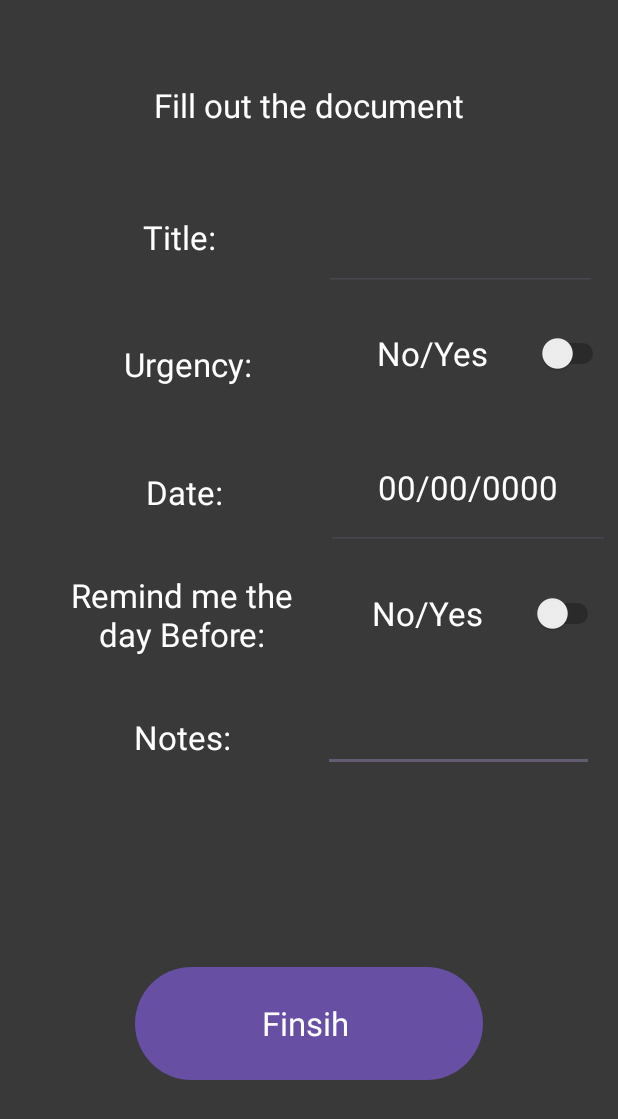
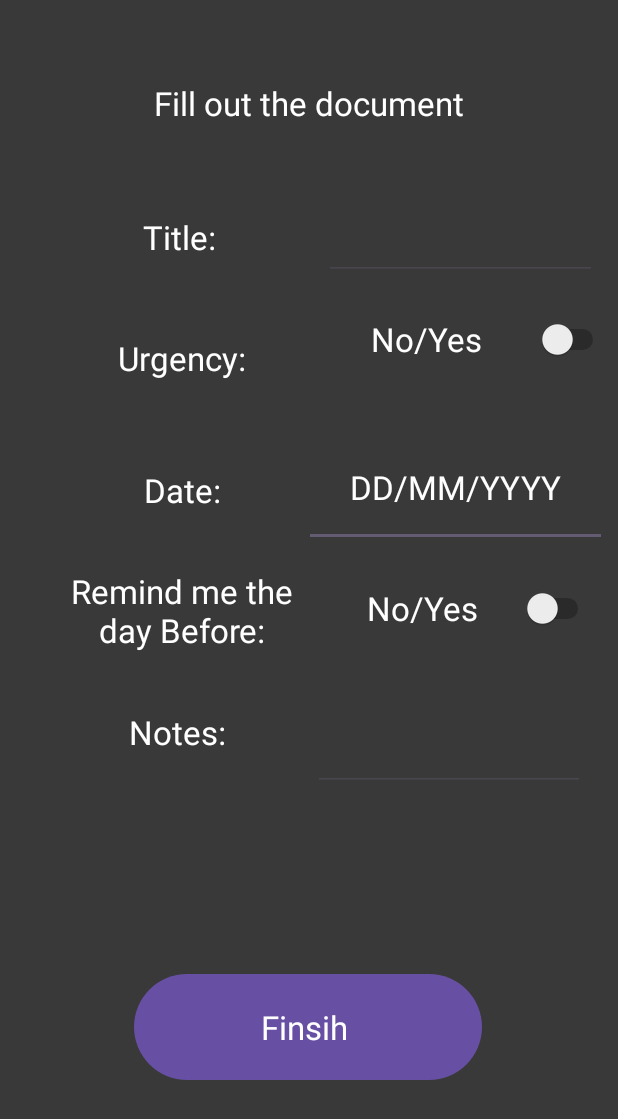
Before and after one commit to mohammadabk2/KeepTasks, an Android app: the layout activity_createtask.xml on its own in the app's theme, with its tools: preview values and no code run, on a phone screen of 412 x 824 dp. Shown: the top 1119 px of the screen. Run offline under Robolectric (Android 15) with nearby library versions, the light colour scheme and no system bars.

Commit message:
view tasks

```diff
--- /dev/null
+++ b/app/src/main/java/com/example/keeptasks/FileReader.java
@@ -0,0 +1,4 @@
+package com.example.keeptasks;
+
+public class FileReader {
+}
--- a/app/src/main/java/com/example/keeptasks/MainActivity.java
+++ b/app/src/main/java/com/example/keeptasks/MainActivity.java
@@ -17,7 +17,7 @@ public class MainActivity extends AppCompatActivity {
         Intent intentTask = new Intent(getApplicationContext(), CreateTask.class);
         Intent intentSettings = new Intent(getApplicationContext(), Settings.class);
 
-         // screen Objects
+        // screen Objects
         Button btnadd = (Button) findViewById(R.id.btnadd);
         Button btnurgent = (Button) findViewById(R.id.btngourgent);
         Button btnnormal = (Button) findViewById(R.id.btngonormal);
--- a/app/src/main/res/layout/activity_createtask.xml
+++ b/app/src/main/res/layout/activity_createtask.xml
@@ -8,52 +8,20 @@
     tools:context=".MainActivity">
 
 
-    <EditText
-        android:id="@+id/notefiled"
-        android:layout_width="0dp"
-        android:layout_height="0dp"
-        android:layout_marginEnd="16dp"
-        android:layout_marginBottom="126dp"
-        android:ems="10"
-        android:gravity="center"
-        android:text=""
-        android:textAppearance="@style/TextAppearance.AppCompat.Large"
-        android:textColor="#FFFFFF"
-        app:layout_constraintBottom_toTopOf="@+id/btndone"
-        app:layout_constraintEnd_toEndOf="parent"
-        app:layout_constraintStart_toEndOf="@+id/textView6"
-        app:layout_constraintTop_toBottomOf="@+id/datefiled" />
-
-    <TextView
-        android:id="@+id/textView6"
-        android:layout_width="0dp"
-        android:layout_height="0dp"
-        android:layout_marginStart="31dp"
-        android:layout_marginEnd="3dp"
-        android:layout_marginBottom="292dp"
-        android:gravity="center"
-        android:text="Notes:"
-        android:textAppearance="@style/TextAppearance.AppCompat.Large"
-        android:textColor="#FFFFFF"
-        app:layout_constraintBottom_toBottomOf="parent"
-        app:layout_constraintEnd_toStartOf="@+id/notefiled"
-        app:layout_constraintStart_toStartOf="parent"
-        app:layout_constraintTop_toBottomOf="@+id/textView3" />
-
     <TextView
         android:id="@+id/textView5"
         android:layout_width="0dp"
-        android:layout_height="0dp"
-        android:layout_marginStart="31dp"
-        android:layout_marginBottom="3dp"
+        android:layout_height="66dp"
+        android:layout_marginTop="142dp"
+        android:layout_marginBottom="142dp"
         android:gravity="center"
         android:text="Urgency:"
         android:textAppearance="@style/TextAppearance.AppCompat.Large"
         android:textColor="#FFFFFF"
-        app:layout_constraintBottom_toTopOf="@+id/textView4"
+        app:layout_constraintBottom_toTopOf="@+id/textView6"
         app:layout_constraintEnd_toStartOf="@+id/switchurgent"
-        app:layout_constraintStart_toStartOf="parent"
-        app:layout_constraintTop_toBottomOf="@+id/txt" />
+        app:layout_constraintStart_toStartOf="@+id/textView4"
+        app:layout_constraintTop_toTopOf="@+id/txttitle" />
 
     <Switch
         android:id="@+id/switchurgent"
@@ -61,43 +29,104 @@
         android:layout_height="0dp"
 
         android:layout_marginEnd="6dp"
-        android:layout_marginBottom="6dp"
+        android:layout_marginBottom="20dp"
         android:gravity="center"
         android:text="No/Yes"
         android:textAppearance="@style/TextAppearance.AppCompat.Large"
         android:textColor="#FFFFFF"
-        app:layout_constraintBottom_toTopOf="@+id/datefiled"
+        app:layout_constraintBottom_toTopOf="@+id/dateinput"
         app:layout_constraintEnd_toEndOf="parent"
-        app:layout_constraintStart_toEndOf="@+id/textView5"
+        app:layout_constraintStart_toEndOf="@+id/txt"
         app:layout_constraintTop_toBottomOf="@+id/taskfiled" />
 
     <TextView
         android:id="@+id/textView4"
         android:layout_width="0dp"
         android:layout_height="0dp"
-        android:layout_marginStart="28dp"
+        android:layout_marginStart="31dp"
+        android:layout_marginEnd="3dp"
         android:gravity="center"
         android:text="Date:"
         android:textAppearance="@style/TextAppearance.AppCompat.Large"
         android:textColor="#FFFFFF"
         app:layout_constraintBottom_toTopOf="@+id/textView3"
-        app:layout_constraintEnd_toStartOf="@+id/datefiled"
+        app:layout_constraintEnd_toStartOf="@+id/switchremind"
         app:layout_constraintStart_toStartOf="parent"
-        app:layout_constraintTop_toBottomOf="@+id/textView5" />
+        app:layout_constraintTop_toTopOf="@+id/dateinput" />
+
+    <EditText
+        android:id="@+id/dateinput"
+        android:layout_width="202dp"
+        android:layout_height="0dp"
+        android:layout_marginEnd="7dp"
+        android:layout_marginBottom="3dp"
+        android:ems="10"
+        android:gravity="center"
+        android:inputType="date"
+        android:text="DD/MM/YYYY"
+        android:textAppearance="@style/TextAppearance.AppCompat.Large"
+        android:textColor="#FFFFFF"
+        app:layout_constraintBottom_toTopOf="@+id/textView3"
+        app:layout_constraintEnd_toEndOf="parent"
+        app:layout_constraintTop_toBottomOf="@+id/switchurgent" />
+
+    <Switch
+        android:id="@+id/switchremind"
+        android:layout_width="0dp"
+        android:layout_height="0dp"
+
+        android:layout_marginEnd="16dp"
+        android:gravity="center"
+        android:text="No/Yes"
+        android:textAppearance="@style/TextAppearance.AppCompat.Large"
+        android:textColor="#FFFFFF"
+        app:layout_constraintBottom_toBottomOf="@+id/textView3"
+        app:layout_constraintEnd_toEndOf="parent"
+        app:layout_constraintStart_toEndOf="@+id/textView4"
+        app:layout_constraintTop_toBottomOf="@+id/dateinput" />
+
+    <EditText
+        android:id="@+id/notefiled"
+        android:layout_width="0dp"
+        android:layout_height="0dp"
+        android:layout_marginEnd="22dp"
+        android:ems="10"
+        android:gravity="center"
+        android:text=""
+        android:textAppearance="@style/TextAppearance.AppCompat.Large"
+        android:textColor="#FFFFFF"
+        app:layout_constraintBottom_toBottomOf="@+id/textView6"
+        app:layout_constraintEnd_toEndOf="parent"
+        app:layout_constraintStart_toEndOf="@+id/textView6"
+        app:layout_constraintTop_toBottomOf="@+id/switchremind" />
+
+    <TextView
+        android:id="@+id/textView6"
+        android:layout_width="0dp"
+        android:layout_height="0dp"
+        android:layout_marginStart="27dp"
+        android:layout_marginBottom="118dp"
+        android:gravity="center"
+        android:text="Notes:"
+        android:textAppearance="@style/TextAppearance.AppCompat.Large"
+        android:textColor="#FFFFFF"
+        app:layout_constraintBottom_toTopOf="@+id/btndone"
+        app:layout_constraintEnd_toStartOf="@+id/notefiled"
+        app:layout_constraintStart_toStartOf="parent"
+        app:layout_constraintTop_toBottomOf="@+id/textView3" />
 
     <TextView
         android:id="@+id/textView3"
-        android:layout_width="0dp"
+        android:layout_width="187dp"
         android:layout_height="0dp"
-        android:layout_marginStart="28dp"
+        android:layout_marginBottom="2dp"
         android:gravity="center"
         android:text="Remind me the day Before:"
         android:textAppearance="@style/TextAppearance.AppCompat.Large"
         android:textColor="#FFFFFF"
         app:layout_constraintBottom_toTopOf="@+id/textView6"
         app:layout_constraintEnd_toStartOf="@+id/switchremind"
-        app:layout_constraintStart_toStartOf="parent"
-        app:layout_constraintTop_toBottomOf="@+id/textView4" />
+        app:layout_constraintTop_toBottomOf="@+id/dateinput" />
 
     <TextView
         android:id="@+id/txttitle"
@@ -106,12 +135,11 @@
         android:layout_marginStart="6dp"
         android:layout_marginTop="29dp"
         android:layout_marginEnd="6dp"
-        android:layout_marginBottom="6dp"
         android:gravity="center"
         android:text="Fill out the document"
         android:textAppearance="@style/TextAppearance.AppCompat.Large"
         android:textColor="#FFFFFF"
-        app:layout_constraintBottom_toTopOf="@+id/txt"
+        app:layout_constraintBottom_toTopOf="@+id/taskfiled"
         app:layout_constraintEnd_toEndOf="parent"
         app:layout_constraintStart_toStartOf="parent"
         app:layout_constraintTop_toTopOf="parent" />
@@ -125,16 +153,18 @@
         android:textAppearance="@style/TextAppearance.AppCompat.Large"
         app:layout_constraintBottom_toBottomOf="parent"
         app:layout_constraintEnd_toEndOf="parent"
+        app:layout_constraintHorizontal_bias="0.497"
         app:layout_constraintStart_toStartOf="parent"
-        app:layout_constraintTop_toBottomOf="@+id/notefiled" />
+        app:layout_constraintTop_toBottomOf="@+id/textView6" />
 
     <TextView
         android:id="@+id/txt"
         android:layout_width="0dp"
         android:layout_height="0dp"
         android:layout_marginStart="28dp"
+        android:layout_marginTop="6dp"
         android:layout_marginEnd="5dp"
-        android:layout_marginBottom="3dp"
+        android:layout_marginBottom="4dp"
         android:gravity="center"
         android:text="Title:"
         android:textAppearance="@style/TextAppearance.AppCompat.Large"
@@ -142,7 +172,7 @@
         app:layout_constraintBottom_toTopOf="@+id/textView5"
         app:layout_constraintEnd_toStartOf="@+id/taskfiled"
         app:layout_constraintStart_toStartOf="parent"
-        app:layout_constraintTop_toBottomOf="@+id/txttitle" />
+        app:layout_constraintTop_toTopOf="@+id/taskfiled" />
 
     <EditText
         android:id="@+id/taskfiled"
@@ -159,37 +189,5 @@
         app:layout_constraintStart_toEndOf="@+id/txt"
         app:layout_constraintTop_toBottomOf="@+id/txttitle" />
 
-    <EditText
-        android:id="@+id/datefiled"
-        android:layout_width="0dp"
-        android:layout_height="0dp"
-        android:layout_marginEnd="5dp"
-        android:layout_marginBottom="65dp"
-        android:ems="10"
-        android:gravity="center"
-        android:inputType="date"
-        android:text="00/00/0000"
-        android:textAppearance="@style/TextAppearance.AppCompat.Large"
-        android:textColor="#FFFFFF"
-        app:layout_constraintBottom_toTopOf="@+id/notefiled"
-        app:layout_constraintEnd_toEndOf="parent"
-        app:layout_constraintStart_toEndOf="@+id/textView4"
-        app:layout_constraintTop_toBottomOf="@+id/switchurgent" />
-
-    <Switch
-        android:id="@+id/switchremind"
-        android:layout_width="0dp"
-        android:layout_height="0dp"
-
-        android:layout_marginEnd="9dp"
-        android:gravity="center"
-        android:text="No/Yes"
-        android:textAppearance="@style/TextAppearance.AppCompat.Large"
-        android:textColor="#FFFFFF"
-        app:layout_constraintBottom_toBottomOf="@+id/textView3"
-        app:layout_constraintEnd_toEndOf="parent"
-        app:layout_constraintStart_toEndOf="@+id/textView3"
-        app:layout_constraintTop_toBottomOf="@+id/datefiled" />
-
 
 </androidx.constraintlayout.widget.ConstraintLayout>
```
Also changed, not shown: app/src/main/AndroidManifest.xml (+4 -4 lines), app/src/main/java/com/example/keeptasks/CreateTask.java (+14 -44 lines), app/src/main/java/com/example/keeptasks/FileMaker.java (added, +72 -0 lines).
